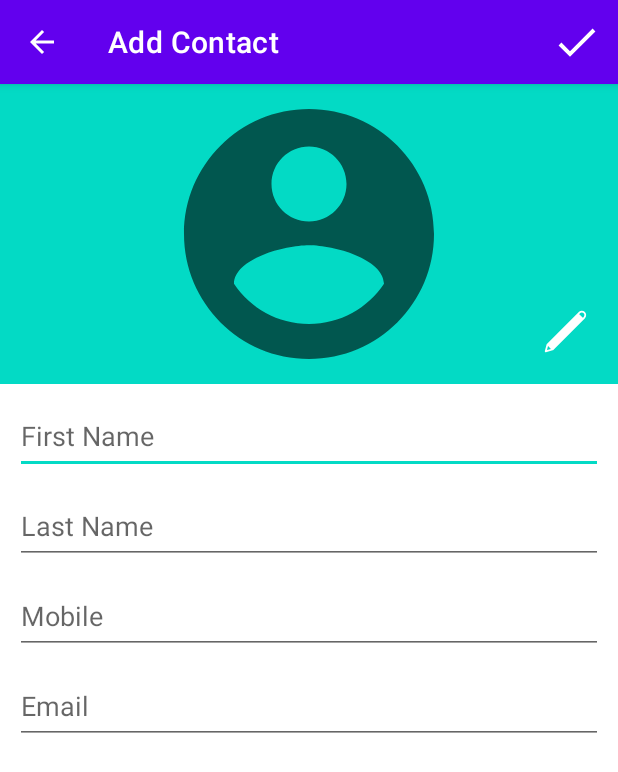
After one commit to ryuzaki02/JAV1001-FinalProject, an Android app: the CreateNewContactActivity screen opened directly, with no data from a screen before it, on a phone screen of 412 x 824 dp. The commit adds this screen. Shown: the top 772 px of the screen. Run offline under Robolectric (Android 15) with nearby library versions, the phone set to English and light mode, and no system bars.

Commit message:
- Added activity to create new contact - CreateNewContactActivity 	- Added edit text and button widget variables 	- set them onCreate method 	- added back button to go back 	- Changed title 	- Added method to show menu item and its selection - MainActivity 	- Added listener to floating button 	- Pushed to new create contact intent - Added few image xmls such as edit, tick - Added new menu item tick_menu - Added done string to string xml

```diff
--- a/app/src/main/AndroidManifest.xml
+++ b/app/src/main/AndroidManifest.xml
@@ -14,6 +14,9 @@
         android:theme="@style/Theme.JAV1001FinalProject"
         tools:targetApi="31">
         <activity
+            android:name=".CreateNewContactActivity"
+            android:exported="false" />
+        <activity
             android:name=".MainActivity"
             android:exported="true">
             <intent-filter>
--- /dev/null
+++ b/app/src/main/java/com/cambrian/jav1001_finalproject/CreateNewContactActivity.java
@@ -0,0 +1,55 @@
+package com.cambrian.jav1001_finalproject;
+
+import android.os.Bundle;
+import android.view.Menu;
+import android.view.MenuInflater;
+import android.view.MenuItem;
+import android.widget.Button;
+import android.widget.EditText;
+
+import androidx.appcompat.app.AppCompatActivity;
+
+public class CreateNewContactActivity extends AppCompatActivity {
+
+    private EditText firstNameEditText, lastNameEditText, phoneEditText, emailEditText;
+    private Button addContactButton;
+
+    @Override
+    protected void onCreate(Bundle savedInstanceState) {
+        super.onCreate(savedInstanceState);
+        setContentView(R.layout.activity_create_new_contact);
+
+        this.getSupportActionBar().setTitle("Add Contact");
+        getSupportActionBar().setDisplayHomeAsUpEnabled(true);
+        getSupportActionBar().setHomeButtonEnabled(true);
+
+        firstNameEditText = findViewById(R.id.idEnterFirstNameEditText);
+        lastNameEditText = findViewById(R.id.idEnterLastNameEditText);
+        phoneEditText = findViewById(R.id.idEnterPhoneEditText);
+        emailEditText = findViewById(R.id.idEnterEmailEditText);
+    }
+
+    @Override
+    public boolean onOptionsItemSelected(MenuItem item) {
+        if (item.getItemId() == android.R.id.home) {
+            finish();
+        }
+        return super.onOptionsItemSelected(item);
+    }
+
+    @Override
+    public boolean onCreateOptionsMenu(Menu menu) {
+        MenuInflater menuInflater = getMenuInflater();
+        menuInflater.inflate(R.menu.tick_menu, menu);
+
+//        MenuItem saveItem = menu.findItem(R.id.idSaveContact);
+//        final ImageButton saveButton = (ImageButton) MenuItemCompat.getActionView(saveItem);
+//        saveButton.setOnClickListener(new View.OnClickListener() {
+//            @Override
+//            public void onClick(View view) {
+//
+//            }
+//        });
+        return true;
+    }
+}
--- a/app/src/main/java/com/cambrian/jav1001_finalproject/MainActivity.java
+++ b/app/src/main/java/com/cambrian/jav1001_finalproject/MainActivity.java
@@ -1,9 +1,11 @@
 package com.cambrian.jav1001_finalproject;
 
+import android.content.Intent;
 import android.os.Bundle;
 import android.view.Menu;
 import android.view.MenuInflater;
 import android.view.MenuItem;
+import android.view.View;
 import android.widget.SearchView;
 import android.widget.Toast;
 
@@ -11,6 +13,8 @@ import androidx.appcompat.app.AppCompatActivity;
 import androidx.core.view.MenuItemCompat;
 import androidx.recyclerview.widget.LinearLayoutManager;
 import androidx.recyclerview.widget.RecyclerView;
+
+import com.google.android.material.floatingactionbutton.FloatingActionButton;
 
 import java.util.ArrayList;
 
@@ -31,9 +35,18 @@ public class MainActivity extends AppCompatActivity {
         contactModels.add(new ContactModel("Aman", "1234555", "a@a.com"));
         contactModels.add(new ContactModel("Roll", "9998", "b@b.com"));
 
-        contactsRecyclerView = findViewById(R.id.contactsRecyclerView);
+        contactsRecyclerView = findViewById(R.id.idContactsRecyclerView);
 
         setupContactsRecyclerView();
+
+        FloatingActionButton floatingActionButton = findViewById(R.id.idAddContactButton);
+        floatingActionButton.setOnClickListener(new View.OnClickListener() {
+            @Override
+            public void onClick(View view) {
+                Intent createNewContactIntent = new Intent(MainActivity.this, CreateNewContactActivity.class);
+                startActivity(createNewContactIntent);
+            }
+        });
     }
 
     private void setupContactsRecyclerView() {
--- /dev/null
+++ b/app/src/main/res/drawable/ic_edit.xml
@@ -0,0 +1,11 @@
+<vector xmlns:android="http://schemas.android.com/apk/res/android"
+    android:width="100dp"
+    android:height="100dp"
+    android:viewportWidth="100"
+    android:viewportHeight="100">
+  <path
+      android:pathData="M93.15,6.85C91.25,4.95 88.76,4 86.27,4C83.77,4 81.28,4.95 79.38,6.85C79.38,6.85 79.24,6.98 79.06,7.17C79.05,7.19 79.02,7.2 79.01,7.21L8.6,77.61C8.36,77.86 8.18,78.16 8.09,78.51L4.07,93.48C3.88,94.17 4.08,94.91 4.59,95.41C4.97,95.8 5.48,96 6,96C6.17,96 6.34,95.98 6.52,95.93L21.49,91.91C21.84,91.82 22.14,91.64 22.39,91.39L92.79,21C92.81,20.98 92.82,20.95 92.84,20.92C93.02,20.74 93.14,20.62 93.14,20.62C96.95,16.81 96.95,10.65 93.15,6.85ZM90.32,9.68C92.55,11.91 92.55,15.55 90.32,17.79C89.66,18.45 89.09,19.02 88.61,19.5L80.5,11.39C81.42,10.47 82.21,9.68 82.21,9.68C83.29,8.59 84.73,8 86.27,8C87.8,8 89.23,8.6 90.32,9.68ZM11.21,82.3L17.7,88.79L8.83,91.17ZM11.21,82.3"
+      android:fillColor="#FFFFFF"
+      android:fillType="nonZero"
+      android:strokeColor="#00000000"/>
+</vector>
--- /dev/null
+++ b/app/src/main/res/drawable/ic_tick.xml
@@ -0,0 +1,9 @@
+<vector xmlns:android="http://schemas.android.com/apk/res/android"
+    android:width="40dp"
+    android:height="40dp"
+    android:viewportWidth="24"
+    android:viewportHeight="24">
+  <path
+      android:pathData="M20.293,5.293L9,16.586L4.707,12.293L3.293,13.707L9,19.414L21.707,6.707L20.293,5.293z"
+      android:fillColor="#ffffff"/>
+</vector>
--- /dev/null
+++ b/app/src/main/res/layout/activity_create_new_contact.xml
@@ -0,0 +1,64 @@
+<?xml version="1.0" encoding="utf-8"?>
+<androidx.constraintlayout.widget.ConstraintLayout xmlns:android="http://schemas.android.com/apk/res/android"
+    xmlns:app="http://schemas.android.com/apk/res-auto"
+    xmlns:tools="http://schemas.android.com/tools"
+    android:layout_width="match_parent"
+    android:layout_height="match_parent"
+    tools:context=".CreateNewContactActivity">
+
+    <ImageView
+        android:id="@+id/contactImageView"
+        android:layout_width="match_parent"
+        android:layout_height="200dp"
+        android:src="@drawable/ic_account"
+        android:background="@color/teal_200"
+        app:layout_constraintTop_toTopOf="parent"/>
+
+    <ImageButton
+        android:id="@+id/editButton"
+        android:layout_width="30dp"
+        android:layout_height="30dp"
+        android:scaleType="fitCenter"
+        android:layout_margin="20dp"
+        android:src="@drawable/ic_edit"
+        android:background="@color/teal_200"
+        app:layout_constraintBottom_toBottomOf="@id/contactImageView"
+        app:layout_constraintRight_toRightOf="@id/contactImageView"/>
+
+    <EditText
+        android:id="@+id/idEnterFirstNameEditText"
+        android:layout_width="match_parent"
+        android:layout_height="50dp"
+        android:hint="First Name"
+        android:inputType="text"
+        android:layout_margin="10dp"
+        app:layout_constraintTop_toBottomOf="@id/contactImageView"/>
+
+    <EditText
+        android:id="@+id/idEnterLastNameEditText"
+        android:layout_width="match_parent"
+        android:layout_height="50dp"
+        android:hint="Last Name"
+        android:inputType="text"
+        android:layout_margin="10dp"
+        app:layout_constraintTop_toBottomOf="@+id/idEnterFirstNameEditText"/>
+
+    <EditText
+        android:id="@+id/idEnterPhoneEditText"
+        android:layout_width="match_parent"
+        android:layout_height="50dp"
+        android:hint="Mobile"
+        android:inputType="phone"
+        android:layout_margin="10dp"
+        app:layout_constraintTop_toBottomOf="@id/idEnterLastNameEditText"/>
+
+    <EditText
+        android:id="@+id/idEnterEmailEditText"
+        android:layout_width="match_parent"
+        android:layout_height="50dp"
+        android:hint="Email"
+        android:inputType="textEmailAddress"
+        android:layout_margin="10dp"
+        app:layout_constraintTop_toBottomOf="@id/idEnterPhoneEditText"/>
+
+</androidx.constraintlayout.widget.ConstraintLayout>
--- a/app/src/main/res/layout/activity_main.xml
+++ b/app/src/main/res/layout/activity_main.xml
@@ -8,12 +8,12 @@
     tools:context=".MainActivity">
 
     <androidx.recyclerview.widget.RecyclerView
-        android:id="@+id/contactsRecyclerView"
+        android:id="@+id/idContactsRecyclerView"
         android:layout_width="match_parent"
         android:layout_height="match_parent"/>
 
     <com.google.android.material.floatingactionbutton.FloatingActionButton
-        android:id="@+id/addContactButton"
+        android:id="@+id/idAddContactButton"
         android:layout_width="wrap_content"
         android:layout_height="wrap_content"
         android:layout_alignParentEnd="true"
--- /dev/null
+++ b/app/src/main/res/menu/tick_menu.xml
@@ -0,0 +1,10 @@
+<?xml version="1.0" encoding="utf-8"?>
+<menu xmlns:android="http://schemas.android.com/apk/res/android"
+    xmlns:app="http://schemas.android.com/apk/res-auto">
+    <item
+        android:id="@+id/idSaveContact"
+        android:title="@string/done"
+        android:iconTint="@color/white"
+        android:icon="@drawable/ic_tick"
+        app:showAsAction="ifRoom" />
+</menu>
--- a/app/src/main/res/values/strings.xml
+++ b/app/src/main/res/values/strings.xml
@@ -1,3 +1,4 @@
 <resources>
     <string name="app_name">JAV1001-FinalProject</string>
+    <string name="done">Done</string>
 </resources>
```
